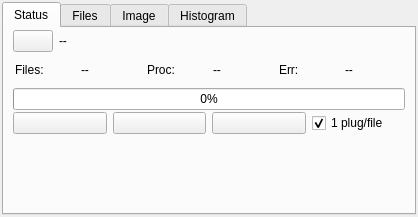
First picture: the form in workflow/tools/ui/batch_progress_widget.ui, repository cseyve/piaf, before the edit.
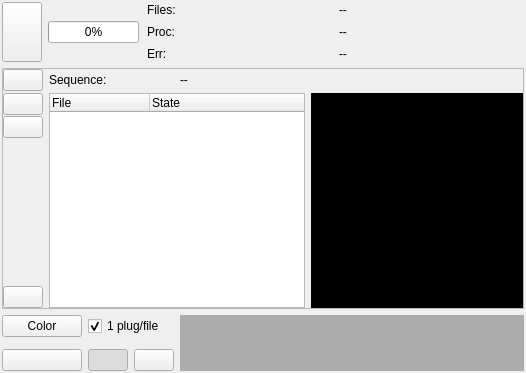
Second picture: the form after the edit. The open tabs and pages were chosen to show the change. Icons and pictures are not drawn. Custom widgets are drawn as their Qt base class.

Commit message: Added a dialog to select plugins sequences for general purpose, batch task creation ...

```diff
--- a/workflow/tools/ui/batch_progress_widget.ui
+++ b/workflow/tools/ui/batch_progress_widget.ui
@@ -6,8 +6,8 @@
    <rect>
     <x>0</x>
     <y>0</y>
-    <width>418</width>
-    <height>217</height>
+    <width>526</width>
+    <height>373</height>
    </rect>
   </property>
   <property name="windowTitle">
@@ -20,273 +20,26 @@
   <property name="toolTip">
    <string>Batch progress for one batch task</string>
   </property>
-  <layout class="QVBoxLayout" name="verticalLayout">
+  <layout class="QGridLayout" name="gridLayout_3">
    <property name="margin">
     <number>2</number>
    </property>
-   <item>
-    <widget class="QTabWidget" name="tabWidget">
-     <property name="currentIndex">
-      <number>2</number>
+   <item row="1" column="0">
+    <widget class="QFrame" name="frame_fileList">
+     <property name="frameShape">
+      <enum>QFrame::StyledPanel</enum>
      </property>
-     <widget class="QWidget" name="tab_status">
-      <attribute name="title">
-       <string>Status</string>
-      </attribute>
-      <layout class="QVBoxLayout" name="verticalLayout_3">
-       <property name="spacing">
-        <number>2</number>
-       </property>
-       <property name="topMargin">
+     <property name="frameShadow">
+      <enum>QFrame::Raised</enum>
+     </property>
+     <layout class="QGridLayout" name="gridLayout_4">
+      <property name="verticalSpacing">
         <number>2</number>
        </property>
-       <property name="bottomMargin">
-        <number>2</number>
-       </property>
-       <item>
-        <widget class="QWidget" name="batchSequenceWidget" native="true">
-         <layout class="QHBoxLayout" name="horizontalLayout">
-          <property name="spacing">
-           <number>6</number>
-          </property>
           <property name="margin">
            <number>0</number>
           </property>
-          <item>
-           <widget class="QPushButton" name="loadButton">
-            <property name="toolTip">
-             <string>Load plugin sequence</string>
-            </property>
-            <property name="text">
-             <string/>
-            </property>
-            <property name="icon">
-             <iconset resource="../../../main/piaf.qrc">
-              <normaloff>:/images/16x16/document-open.png</normaloff>:/images/16x16/document-open.png</iconset>
-            </property>
-           </widget>
-          </item>
-          <item>
-           <widget class="QLabel" name="sequenceLabel">
-            <property name="sizePolicy">
-             <sizepolicy hsizetype="Expanding" vsizetype="Preferred">
-              <horstretch>0</horstretch>
-              <verstretch>0</verstretch>
-             </sizepolicy>
-            </property>
-            <property name="text">
-             <string>--</string>
-            </property>
-            <property name="wordWrap">
-             <bool>true</bool>
-            </property>
-           </widget>
-          </item>
-         </layout>
-        </widget>
-       </item>
-       <item>
-        <widget class="QWidget" name="widget_files" native="true">
-         <property name="minimumSize">
-          <size>
-           <width>0</width>
-           <height>32</height>
-          </size>
-         </property>
-         <layout class="QHBoxLayout" name="horizontalLayout_4">
-          <property name="leftMargin">
-           <number>2</number>
-          </property>
-          <property name="topMargin">
-           <number>0</number>
-          </property>
-          <property name="rightMargin">
-           <number>0</number>
-          </property>
-          <property name="bottomMargin">
-           <number>0</number>
-          </property>
-          <item>
-           <widget class="QLabel" name="label">
-            <property name="sizePolicy">
-             <sizepolicy hsizetype="Minimum" vsizetype="Preferred">
-              <horstretch>0</horstretch>
-              <verstretch>0</verstretch>
-             </sizepolicy>
-            </property>
-            <property name="text">
-             <string>Files:</string>
-            </property>
-           </widget>
-          </item>
-          <item>
-           <widget class="QLabel" name="nbFilesLabel">
-            <property name="sizePolicy">
-             <sizepolicy hsizetype="Preferred" vsizetype="Preferred">
-              <horstretch>0</horstretch>
-              <verstretch>0</verstretch>
-             </sizepolicy>
-            </property>
-            <property name="toolTip">
-             <string>Number of files in process list</string>
-            </property>
-            <property name="text">
-             <string>--</string>
-            </property>
-           </widget>
-          </item>
-          <item>
-           <widget class="QLabel" name="label_2">
-            <property name="text">
-             <string>Proc:</string>
-            </property>
-           </widget>
-          </item>
-          <item>
-           <widget class="QLabel" name="nbProcLabel">
-            <property name="text">
-             <string>--</string>
-            </property>
-           </widget>
-          </item>
-          <item>
-           <widget class="QLabel" name="label_3">
-            <property name="text">
-             <string>Err:</string>
-            </property>
-           </widget>
-          </item>
-          <item>
-           <widget class="QLabel" name="nbErrLabel">
-            <property name="text">
-             <string>--</string>
-            </property>
-           </widget>
-          </item>
-         </layout>
-        </widget>
-       </item>
-       <item>
-        <widget class="QProgressBar" name="progressBar">
-         <property name="value">
-          <number>0</number>
-         </property>
-        </widget>
-       </item>
-       <item>
-        <widget class="QWidget" name="widget_4" native="true">
-         <layout class="QHBoxLayout" name="horizontalLayout_5">
-          <property name="margin">
-           <number>0</number>
-          </property>
-          <item>
-           <widget class="QPushButton" name="playPauseButton">
-            <property name="toolTip">
-             <string>Start processing or pause it</string>
-            </property>
-            <property name="statusTip">
-             <string>Start processing or pause it</string>
-            </property>
-            <property name="text">
-             <string/>
-            </property>
-            <property name="icon">
-             <iconset resource="../../ema.qrc">
-              <normaloff>:/icons/22x22/media-playback-start.png</normaloff>
-              <disabledoff>:/icons/22x22/media-playback-pause.png</disabledoff>:/icons/22x22/media-playback-start.png</iconset>
-            </property>
-           </widget>
-          </item>
-          <item>
-           <widget class="QPushButton" name="greyButton">
-            <property name="toolTip">
-             <string>if down, the images will be converted to grayscale before processing</string>
-            </property>
-            <property name="statusTip">
-             <string>Process input files in color or in grayscale: conversion is done before sending the images to plugins</string>
-            </property>
-            <property name="text">
-             <string/>
-            </property>
-            <property name="icon">
-             <iconset resource="../../../main/piaf.qrc">
-              <normaloff>:/images/22x22/view-color.png</normaloff>
-              <activeon>:/images/22x22/view-gray.png</activeon>:/images/22x22/view-color.png</iconset>
-            </property>
-            <property name="checkable">
-             <bool>true</bool>
-            </property>
-           </widget>
-          </item>
-          <item>
-           <widget class="QPushButton" name="recordButton">
-            <property name="toolTip">
-             <string>Record output image or movies</string>
-            </property>
-            <property name="statusTip">
-             <string>Record output image when inputs are still images or movies when inputs are movies</string>
-            </property>
-            <property name="whatsThis">
-             <string>Record output image or movies</string>
-            </property>
-            <property name="text">
-             <string/>
-            </property>
-            <property name="icon">
-             <iconset resource="../../../main/piaf.qrc">
-              <normaloff>:/images/22x22/media-record.png</normaloff>:/images/22x22/media-record.png</iconset>
-            </property>
-            <property name="checkable">
-             <bool>true</bool>
-            </property>
-           </widget>
-          </item>
-          <item>
-           <widget class="QCheckBox" name="reloadPluginCheckBox">
-            <property name="toolTip">
-             <string>Reload plugins at every change of file</string>
-            </property>
-            <property name="statusTip">
-             <string>Reload the plugins at every change of file. If unchecked, all the images will be processed by the same plugin processus (beware of image size changes).</string>
-            </property>
-            <property name="text">
-             <string>1 plug/file</string>
-            </property>
-            <property name="checked">
-             <bool>true</bool>
-            </property>
-           </widget>
-          </item>
-         </layout>
-        </widget>
-       </item>
-       <item>
-        <spacer name="verticalSpacer_3">
-         <property name="orientation">
-          <enum>Qt::Vertical</enum>
-         </property>
-         <property name="sizeHint" stdset="0">
-          <size>
-           <width>20</width>
-           <height>40</height>
-          </size>
-         </property>
-        </spacer>
-       </item>
-      </layout>
-     </widget>
-     <widget class="QWidget" name="tab_files">
-      <attribute name="title">
-       <string>Files</string>
-      </attribute>
-      <layout class="QHBoxLayout" name="horizontalLayout_3">
-       <property name="topMargin">
-        <number>2</number>
-       </property>
-       <property name="bottomMargin">
-        <number>2</number>
-       </property>
-       <item>
+      <item row="1" column="0">
         <widget class="QWidget" name="filesButtonsWidget" native="true">
          <layout class="QVBoxLayout" name="verticalLayout_4">
           <property name="spacing">
@@ -336,8 +89,8 @@
             </property>
             <property name="sizeHint" stdset="0">
              <size>
-              <width>20</width>
-              <height>40</height>
+             <width>10</width>
+             <height>10</height>
              </size>
             </property>
            </spacer>
@@ -362,7 +115,7 @@
          </layout>
         </widget>
        </item>
-       <item>
+      <item row="1" column="1" colspan="2">
         <widget class="QTreeWidget" name="filesTreeWidget">
          <property name="toolTip">
           <string>Files for batch processing</string>
@@ -395,22 +148,108 @@
          </column>
         </widget>
        </item>
-      </layout>
-     </widget>
-     <widget class="QWidget" name="tab_image">
-      <attribute name="title">
-       <string>Image</string>
-      </attribute>
-      <layout class="QHBoxLayout" name="horizontalLayout_2">
-       <property name="topMargin">
-        <number>2</number>
-       </property>
-       <property name="bottomMargin">
-        <number>2</number>
-       </property>
-       <item>
-        <layout class="QVBoxLayout" name="verticalLayout_2">
-         <item>
+      <item row="0" column="0">
+       <widget class="QPushButton" name="loadButton">
+        <property name="toolTip">
+         <string>Load plugin sequence</string>
+        </property>
+        <property name="text">
+         <string/>
+        </property>
+        <property name="icon">
+         <iconset resource="../../../main/piaf.qrc">
+          <normaloff>:/images/16x16/document-open.png</normaloff>:/images/16x16/document-open.png</iconset>
+        </property>
+       </widget>
+      </item>
+      <item row="0" column="2" colspan="2">
+       <widget class="QLabel" name="sequenceLabel">
+        <property name="sizePolicy">
+         <sizepolicy hsizetype="Expanding" vsizetype="Preferred">
+          <horstretch>0</horstretch>
+          <verstretch>0</verstretch>
+         </sizepolicy>
+        </property>
+        <property name="text">
+         <string>--</string>
+        </property>
+        <property name="wordWrap">
+         <bool>true</bool>
+        </property>
+       </widget>
+      </item>
+      <item row="1" column="3">
+       <widget class="ImageWidget" name="imageLabel" native="true">
+        <property name="sizePolicy">
+         <sizepolicy hsizetype="Expanding" vsizetype="Expanding">
+          <horstretch>0</horstretch>
+          <verstretch>0</verstretch>
+         </sizepolicy>
+        </property>
+        <property name="styleSheet">
+         <string notr="true">background-color: rgb(0, 0, 0);</string>
+        </property>
+       </widget>
+      </item>
+      <item row="0" column="1">
+       <widget class="QLabel" name="label_4">
+        <property name="text">
+         <string>Sequence:</string>
+        </property>
+       </widget>
+      </item>
+     </layout>
+    </widget>
+   </item>
+   <item row="3" column="0">
+    <widget class="QWidget" name="widget_options" native="true">
+     <layout class="QGridLayout" name="gridLayout_2">
+      <property name="margin">
+       <number>0</number>
+      </property>
+      <item row="0" column="5" rowspan="3">
+       <widget class="TimeHistogramWidget" name="timeHistoWidget" native="true">
+        <property name="sizePolicy">
+         <sizepolicy hsizetype="Expanding" vsizetype="Expanding">
+          <horstretch>0</horstretch>
+          <verstretch>0</verstretch>
+         </sizepolicy>
+        </property>
+        <property name="toolTip">
+         <string>Processing time histogram</string>
+        </property>
+        <property name="statusTip">
+         <string>Processing time histogram</string>
+        </property>
+        <property name="styleSheet">
+         <string notr="true">background-color: rgb(172, 172, 172);</string>
+        </property>
+       </widget>
+      </item>
+      <item row="2" column="0">
+       <widget class="QPushButton" name="recordButton">
+        <property name="toolTip">
+         <string>Record output image or movies</string>
+        </property>
+        <property name="statusTip">
+         <string>Record output image when inputs are still images or movies when inputs are movies</string>
+        </property>
+        <property name="whatsThis">
+         <string>Record output image or movies</string>
+        </property>
+        <property name="text">
+         <string/>
+        </property>
+        <property name="icon">
+         <iconset resource="../../../main/piaf.qrc">
+          <normaloff>:/images/22x22/media-record.png</normaloff>:/images/22x22/media-record.png</iconset>
+        </property>
+        <property name="checkable">
+         <bool>true</bool>
+        </property>
+       </widget>
+      </item>
+      <item row="2" column="2">
           <widget class="QPushButton" name="viewButton">
            <property name="toolTip">
             <string>Display the image output once per second</string>
@@ -433,20 +272,44 @@
            </property>
           </widget>
          </item>
-         <item>
-          <spacer name="verticalSpacer_2">
-           <property name="orientation">
-            <enum>Qt::Vertical</enum>
-           </property>
-           <property name="sizeHint" stdset="0">
-            <size>
-             <width>20</width>
-             <height>40</height>
-            </size>
-           </property>
-          </spacer>
-         </item>
-         <item>
+      <item row="0" column="0">
+       <widget class="QPushButton" name="greyButton">
+        <property name="toolTip">
+         <string>if down, the images will be converted to grayscale before processing</string>
+        </property>
+        <property name="statusTip">
+         <string>Process input files in color or in grayscale: conversion is done before sending the images to plugins</string>
+        </property>
+        <property name="text">
+         <string>Color</string>
+        </property>
+        <property name="icon">
+         <iconset resource="../../../main/piaf.qrc">
+          <normaloff>:/images/22x22/view-color.png</normaloff>
+          <activeon>:/images/22x22/view-gray.png</activeon>:/images/22x22/view-color.png</iconset>
+        </property>
+        <property name="checkable">
+         <bool>true</bool>
+        </property>
+       </widget>
+      </item>
+      <item row="0" column="2" colspan="2">
+       <widget class="QCheckBox" name="reloadPluginCheckBox">
+        <property name="toolTip">
+         <string>Reload plugins at every change of file</string>
+        </property>
+        <property name="statusTip">
+         <string>Reload the plugins at every change of file. If unchecked, all the images will be processed by the same plugin processus (beware of image size changes).</string>
+        </property>
+        <property name="text">
+         <string>1 plug/file</string>
+        </property>
+        <property name="checked">
+         <bool>true</bool>
+        </property>
+       </widget>
+      </item>
+      <item row="2" column="3">
           <widget class="QPushButton" name="snapButton">
            <property name="text">
             <string/>
@@ -458,45 +321,139 @@
           </widget>
          </item>
         </layout>
-       </item>
+    </widget>
+   </item>
+   <item row="0" column="0">
+    <widget class="QWidget" name="widget_progress" native="true">
+     <layout class="QHBoxLayout" name="horizontalLayout">
+      <property name="margin">
+       <number>0</number>
+      </property>
        <item>
-        <widget class="ImageWidget" name="imageLabel" native="true">
+       <widget class="QPushButton" name="playPauseButton">
          <property name="sizePolicy">
-          <sizepolicy hsizetype="Expanding" vsizetype="Expanding">
+         <sizepolicy hsizetype="Preferred" vsizetype="Preferred">
            <horstretch>0</horstretch>
            <verstretch>0</verstretch>
           </sizepolicy>
          </property>
-         <property name="styleSheet">
-          <string notr="true">background-color: rgb(0, 0, 0);</string>
-         </property>
-        </widget>
-       </item>
-      </layout>
-     </widget>
-     <widget class="QWidget" name="tab_histogram">
-      <attribute name="title">
-       <string>Histogram</string>
-      </attribute>
-      <layout class="QVBoxLayout" name="verticalLayout_6">
+        <property name="toolTip">
+         <string>Start processing or pause it</string>
+        </property>
+        <property name="statusTip">
+         <string>Start processing or pause it</string>
+        </property>
+        <property name="text">
+         <string/>
+        </property>
+        <property name="icon">
+         <iconset resource="../../ema.qrc">
+          <normaloff>:/icons/22x22/media-playback-start.png</normaloff>
+          <disabledoff>:/icons/22x22/media-playback-pause.png</disabledoff>:/icons/22x22/media-playback-start.png</iconset>
+        </property>
+       </widget>
+      </item>
+      <item>
+       <widget class="QProgressBar" name="progressBar">
+        <property name="sizePolicy">
+         <sizepolicy hsizetype="Preferred" vsizetype="Fixed">
+          <horstretch>0</horstretch>
+          <verstretch>0</verstretch>
+         </sizepolicy>
+        </property>
+        <property name="value">
+         <number>0</number>
+        </property>
+       </widget>
+      </item>
+      <item>
+       <widget class="QWidget" name="widget_files" native="true">
+        <property name="sizePolicy">
+         <sizepolicy hsizetype="Expanding" vsizetype="Preferred">
+          <horstretch>0</horstretch>
+          <verstretch>0</verstretch>
+         </sizepolicy>
+        </property>
+        <property name="minimumSize">
+         <size>
+          <width>0</width>
+          <height>60</height>
+         </size>
+        </property>
+        <layout class="QGridLayout" name="gridLayout">
+         <property name="leftMargin">
+          <number>2</number>
+         </property>
        <property name="topMargin">
-        <number>2</number>
+          <number>0</number>
+         </property>
+         <property name="rightMargin">
+          <number>0</number>
        </property>
        <property name="bottomMargin">
-        <number>2</number>
-       </property>
-       <item>
-        <widget class="TimeHistogramWidget" name="timeHistoWidget" native="true">
+          <number>0</number>
+         </property>
+         <item row="0" column="0">
+          <widget class="QLabel" name="label">
+           <property name="sizePolicy">
+            <sizepolicy hsizetype="Minimum" vsizetype="Preferred">
+             <horstretch>0</horstretch>
+             <verstretch>0</verstretch>
+            </sizepolicy>
+           </property>
+           <property name="text">
+            <string>Files:</string>
+           </property>
+          </widget>
+         </item>
+         <item row="0" column="1">
+          <widget class="QLabel" name="nbFilesLabel">
+           <property name="sizePolicy">
+            <sizepolicy hsizetype="Preferred" vsizetype="Preferred">
+             <horstretch>0</horstretch>
+             <verstretch>0</verstretch>
+            </sizepolicy>
+           </property>
          <property name="toolTip">
-          <string>Processing time histogram</string>
-         </property>
-         <property name="statusTip">
-          <string>Processing time histogram</string>
+            <string>Number of files in process list</string>
+           </property>
+           <property name="text">
+            <string>--</string>
          </property>
         </widget>
        </item>
-      </layout>
-     </widget>
+         <item row="1" column="0">
+          <widget class="QLabel" name="label_2">
+           <property name="text">
+            <string>Proc:</string>
+           </property>
+          </widget>
+         </item>
+         <item row="1" column="1">
+          <widget class="QLabel" name="nbProcLabel">
+           <property name="text">
+            <string>--</string>
+           </property>
+          </widget>
+         </item>
+         <item row="2" column="0">
+          <widget class="QLabel" name="label_3">
+           <property name="text">
+            <string>Err:</string>
+           </property>
+          </widget>
+         </item>
+         <item row="2" column="1">
+          <widget class="QLabel" name="nbErrLabel">
+           <property name="text">
+            <string>--</string>
+           </property>
+          </widget>
+         </item>
+        </layout>
+       </widget>
+      </item>
+     </layout>
     </widget>
    </item>
   </layout>
```
Lines whose indentation alone changed are shown as unchanged. The commit also changes 7 other files.
